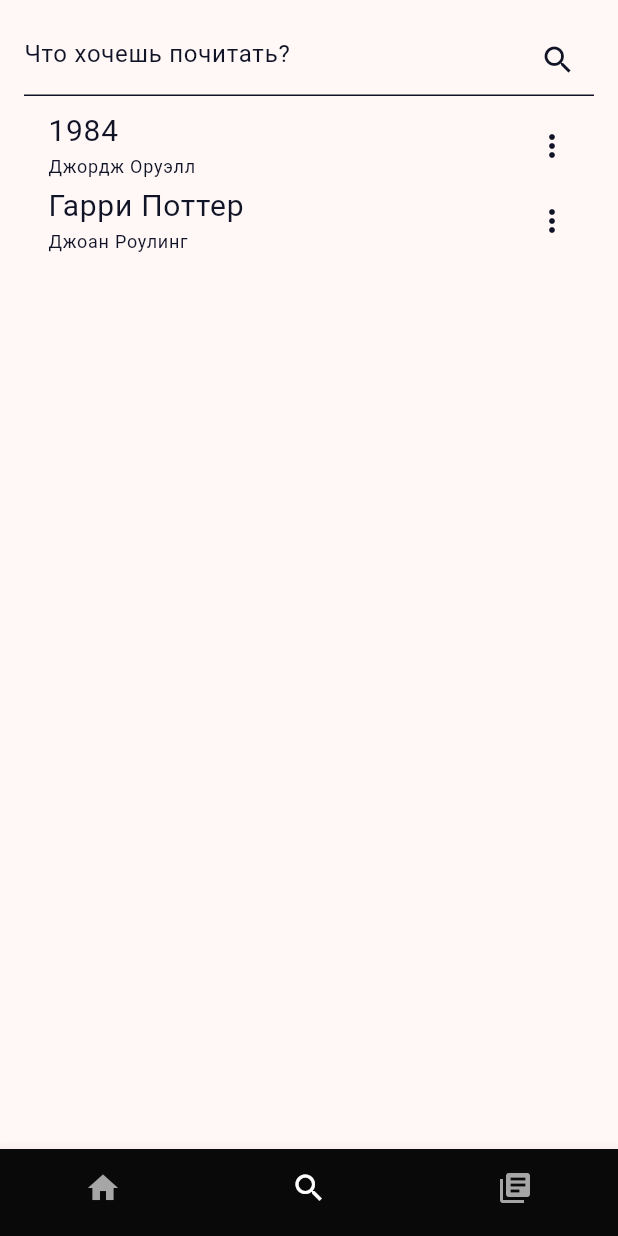
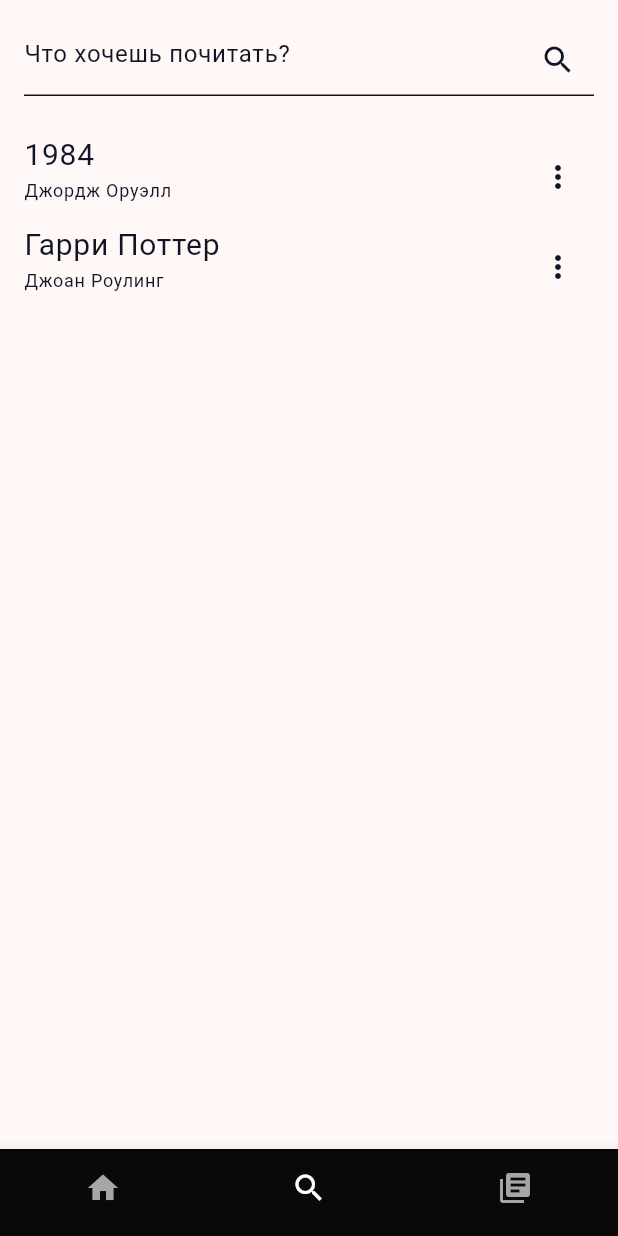
Before and after one commit to Nick-star/summara, a Flutter app: the screen it shows after launch, item 2 of the bottom bar chosen, on a phone screen of 412 x 824 dp. Run offline on Flutter 3.47's test engine with Material 3 defaults, Android fonts, the phone set to English and light mode, and no system bars.

Commit message:
My_Library_page

```diff
--- a/lib/pages/search_page.dart
+++ b/lib/pages/search_page.dart
@@ -1,5 +1,4 @@
 import 'package:flutter/material.dart';
-import '../config/config.dart';
 import '../ui/top_search_bar.dart';
 import '../ui/book_list.dart';
 import '../ui/book_list_item.dart';
@@ -15,11 +14,12 @@ class _SearchPageState extends State<SearchPage> {
   @override
   Widget build(BuildContext context) {
     return Scaffold(
-      body: Padding(
+      body: Column(
+        children: <Widget>[
+          Padding(
             padding: const EdgeInsets.all(16.0),
-        child: Column(
-          children: <Widget>[
-            TopSearchBar(controller: _searchController),
+            child: TopSearchBar(controller: _searchController),
+          ),
           Expanded(
             child: BookList(
               books: [
@@ -30,7 +30,6 @@ class _SearchPageState extends State<SearchPage> {
           ),
         ],
       ),
-      ),
     );
   }
 }
--- a/lib/ui/book_list_item.dart
+++ b/lib/ui/book_list_item.dart
@@ -1,5 +1,6 @@
 import 'package:flutter/material.dart';
 import '../config/config.dart';
+import '../ui/dots_list.dart';
 
 class BookListItem extends StatelessWidget {
   final String title;
@@ -9,9 +10,13 @@ class BookListItem extends StatelessWidget {
 
   @override
   Widget build(BuildContext context) {
-    return Container(
+    return InkWell(
+      onTap: () {
+        // Здесь вы можете обработать нажатие, например, перейти на новый экран
+      },
+      child: Container(
         width: double.infinity,
-      height: 50.0, // фиксированная высота
+        height: 60.0, // фиксированная высота
         child: ListTile(
           contentPadding: EdgeInsets.symmetric(horizontal: 16.0),
           title: Row(
@@ -33,8 +38,16 @@ class BookListItem extends StatelessWidget {
                   ],
                 ),
               ),
-            Icon(Icons.more_vert, color: SECONDARY_COLOR),
+              Center(
+                child: IconButton(
+                  icon: Icon(Icons.more_vert, color: SECONDARY_COLOR),
+                  onPressed: () {
+                    showDotsMenu(context);
+                  },
+                ),
+              ),
             ],
+          ),
         ),
       ),
     );
--- a/lib/ui/bottom_nav_bar.dart
+++ b/lib/ui/bottom_nav_bar.dart
@@ -1,6 +1,7 @@
 import 'package:flutter/material.dart';
 import '../pages/search_page.dart';
 import '../config/config.dart';
+import '../pages/my_library_page.dart';
 
 class BottomNavBar extends StatefulWidget {
   @override
@@ -12,7 +13,7 @@ class _BottomNavBarState extends State<BottomNavBar> {
   static List<Widget> _widgetOptions = <Widget>[
     Text('Main Page'),
     SearchPage(),
-    Text('My Library'),
+    MyLibraryPage(),
   ];
 
   void _onItemTapped(int index) {
```
Also changed, not shown: lib/pages/my_library_page.dart (added, +60 -0 lines), lib/ui/dots_list.dart (added, +36 -0 lines), lib/ui/filter_menu.dart (added, +67 -0 lines). Lines whose indentation alone changed are shown as unchanged.
